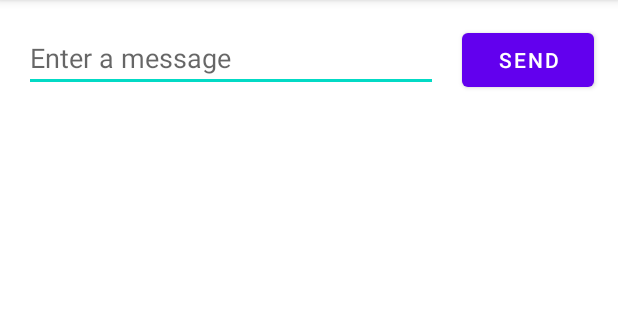
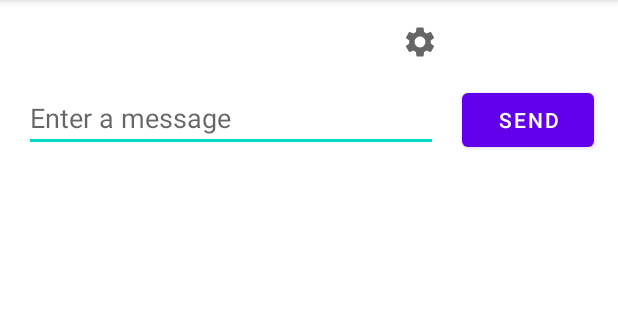
Before and after one commit to mmalarski/FitAnimal, an Android app: the screen it shows after launch (MainActivity), on a phone screen of 412 x 824 dp, the part 84-404 px from its top. Run offline under Robolectric (Android 15) with nearby library versions, the phone set to English and light mode, and no system bars.

Commit message:
settings button added

```diff
--- a/app/build.gradle
+++ b/app/build.gradle
@@ -37,6 +37,7 @@ dependencies {
     implementation 'androidx.appcompat:appcompat:1.3.1'
     implementation 'com.google.android.material:material:1.4.0'
     implementation 'androidx.constraintlayout:constraintlayout:2.1.1'
+    implementation 'androidx.preference:preference:1.1.1'
     testImplementation 'junit:junit:4.+'
     androidTestImplementation 'androidx.test.ext:junit:1.1.3'
     androidTestImplementation 'androidx.test.espresso:espresso-core:3.4.0'
--- a/app/src/main/AndroidManifest.xml
+++ b/app/src/main/AndroidManifest.xml
@@ -10,8 +10,13 @@
         android:supportsRtl="true"
         android:theme="@style/Theme.FitAnimal">
         <activity
+            android:name=".SettingsActivity"
+            android:exported="false"
+            android:label="@string/title_activity_settings" />
+        <activity
             android:name=".DisplayMessageActivity"
             android:parentActivityName=".MainActivity">
+
             <!-- The meta-data tag is required if you support API level 15 and lower -->
             <meta-data
                 android:name="android.support.PARENT_ACTIVITY"
--- /dev/null
+++ b/app/src/main/res/drawable/ic_baseline_settings_24.xml
@@ -0,0 +1,10 @@
+<vector xmlns:android="http://schemas.android.com/apk/res/android"
+    android:width="24dp"
+    android:height="24dp"
+    android:viewportWidth="24"
+    android:viewportHeight="24"
+    android:tint="?attr/colorControlNormal">
+  <path
+      android:fillColor="@android:color/white"
+      android:pathData="M19.14,12.94c0.04,-0.3 0.06,-0.61 0.06,-0.94c0,-0.32 -0.02,-0.64 -0.07,-0.94l2.03,-1.58c0.18,-0.14 0.23,-0.41 0.12,-0.61l-1.92,-3.32c-0.12,-0.22 -0.37,-0.29 -0.59,-0.22l-2.39,0.96c-0.5,-0.38 -1.03,-0.7 -1.62,-0.94L14.4,2.81c-0.04,-0.24 -0.24,-0.41 -0.48,-0.41h-3.84c-0.24,0 -0.43,0.17 -0.47,0.41L9.25,5.35C8.66,5.59 8.12,5.92 7.63,6.29L5.24,5.33c-0.22,-0.08 -0.47,0 -0.59,0.22L2.74,8.87C2.62,9.08 2.66,9.34 2.86,9.48l2.03,1.58C4.84,11.36 4.8,11.69 4.8,12s0.02,0.64 0.07,0.94l-2.03,1.58c-0.18,0.14 -0.23,0.41 -0.12,0.61l1.92,3.32c0.12,0.22 0.37,0.29 0.59,0.22l2.39,-0.96c0.5,0.38 1.03,0.7 1.62,0.94l0.36,2.54c0.05,0.24 0.24,0.41 0.48,0.41h3.84c0.24,0 0.44,-0.17 0.47,-0.41l0.36,-2.54c0.59,-0.24 1.13,-0.56 1.62,-0.94l2.39,0.96c0.22,0.08 0.47,0 0.59,-0.22l1.92,-3.32c0.12,-0.22 0.07,-0.47 -0.12,-0.61L19.14,12.94zM12,15.6c-1.98,0 -3.6,-1.62 -3.6,-3.6s1.62,-3.6 3.6,-3.6s3.6,1.62 3.6,3.6S13.98,15.6 12,15.6z"/>
+</vector>
--- a/app/src/main/res/layout/activity_main.xml
+++ b/app/src/main/res/layout/activity_main.xml
@@ -18,7 +18,7 @@
         app:layout_constraintEnd_toStartOf="@+id/button"
         app:layout_constraintHorizontal_bias="0.5"
         app:layout_constraintStart_toStartOf="parent"
-        app:layout_constraintTop_toTopOf="parent" />
+        app:layout_constraintTop_toBottomOf="@+id/imageButton" />
 
     <Button
         android:id="@+id/button"
@@ -32,4 +32,16 @@
         app:layout_constraintEnd_toEndOf="parent"
         app:layout_constraintHorizontal_bias="0.5"
         app:layout_constraintStart_toEndOf="@+id/editTextTextPersonName" />
+
+    <ImageButton
+        android:id="@+id/imageButton"
+        android:layout_width="wrap_content"
+        android:layout_height="wrap_content"
+        android:layout_marginTop="16dp"
+        android:background="#00FFFFFF"
+        android:onClick="goToSettings"
+        app:layout_constraintEnd_toEndOf="@+id/editTextTextPersonName"
+        app:layout_constraintTop_toTopOf="parent"
+        app:srcCompat="@drawable/ic_baseline_settings_24" />
+
 </androidx.constraintlayout.widget.ConstraintLayout>
```
Also changed, not shown: app/src/main/java/com/example/fitanimal/MainActivity.kt (+7 -0 lines), app/src/main/java/com/example/fitanimal/SettingsActivity.kt (added, +26 -0 lines), app/src/main/res/layout/activity_display_message.xml (+2 -6 lines), app/src/main/res/layout/settings_activity.xml (added, +9 -0 lines), app/src/main/res/values/arrays.xml (added, +12 -0 lines), app/src/main/res/values/strings.xml (+18 -0 lines), app/src/main/res/xml/root_preferences.xml (added, +35 -0 lines).
